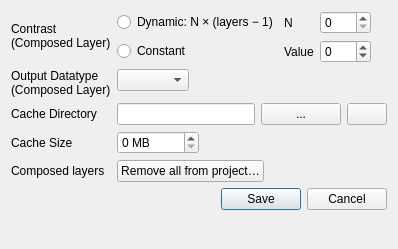
Qt form src/SettingsDialogBase.ui (mobermayer/layer-slider) before a commit.
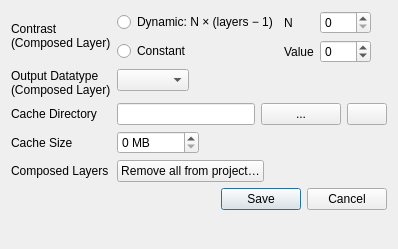
The same form after that commit.

Commit message: add icon to context menu entries

Patch:
```diff
--- a/src/SettingsDialogBase.ui
+++ b/src/SettingsDialogBase.ui
@@ -180,7 +180,7 @@
    <item row="4" column="0">
     <widget class="QLabel" name="label_remove_composed">
      <property name="text">
-      <string>Composed layers</string>
+      <string>Composed Layers</string>
      </property>
     </widget>
    </item>
```
The commit also changes 2 other files.
